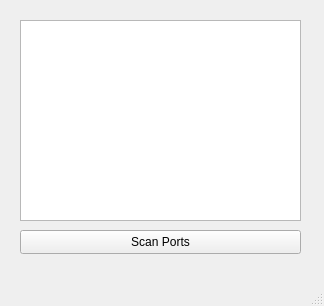
silardg/QtTest, file temperature/Temperature/mainwindow.ui: the form before one commit.
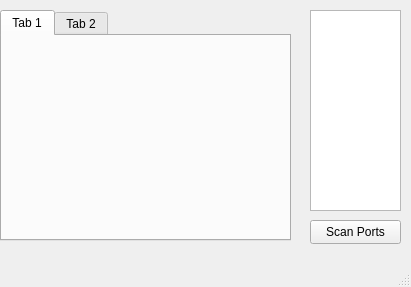
The form after the commit.

Diff of the .ui file:
```diff
--- a/temperature/Temperature/mainwindow.ui
+++ b/temperature/Temperature/mainwindow.ui
@@ -6,8 +6,8 @@
    <rect>
     <x>0</x>
     <y>0</y>
-    <width>324</width>
-    <height>306</height>
+    <width>411</width>
+    <height>287</height>
    </rect>
   </property>
   <property name="windowTitle">
@@ -15,11 +15,14 @@
   </property>
   <widget class="QWidget" name="centralwidget">
    <widget class="QListWidget" name="listWidget">
+    <property name="enabled">
+     <bool>true</bool>
+    </property>
     <property name="geometry">
      <rect>
-      <x>20</x>
-      <y>20</y>
-      <width>281</width>
+      <x>310</x>
+      <y>10</y>
+      <width>91</width>
       <height>201</height>
      </rect>
     </property>
@@ -27,9 +30,9 @@
    <widget class="QPushButton" name="scanButton">
     <property name="geometry">
      <rect>
-      <x>20</x>
-      <y>230</y>
-      <width>281</width>
+      <x>310</x>
+      <y>220</y>
+      <width>91</width>
       <height>24</height>
      </rect>
     </property>
@@ -37,6 +40,26 @@
      <string>Scan Ports</string>
     </property>
    </widget>
+   <widget class="QTabWidget" name="tabWidget">
+    <property name="geometry">
+     <rect>
+      <x>0</x>
+      <y>10</y>
+      <width>291</width>
+      <height>231</height>
+     </rect>
+    </property>
+    <widget class="QWidget" name="tab">
+     <attribute name="title">
+      <string>Tab 1</string>
+     </attribute>
+    </widget>
+    <widget class="QWidget" name="tab_2">
+     <attribute name="title">
+      <string>Tab 2</string>
+     </attribute>
+    </widget>
+   </widget>
   </widget>
   <widget class="QMenuBar" name="menubar">
    <property name="geometry">
```
Left out of the diff: 2 changed lines with no effect on the pictures.
